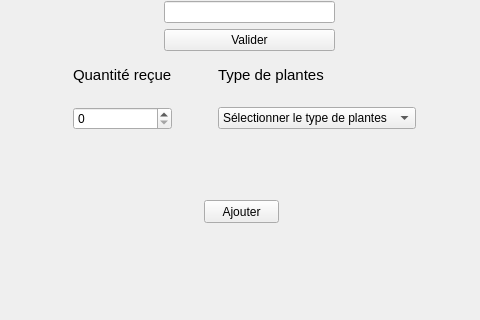
Qt form fenetre.ui (khylpe/BTS-1ere-Annee-Guilbert-TP-Pepinieriste-CPP) before a commit; both pictures show x 156 to 636 and y 280 to 600 of the 800 by 600 pixel window.
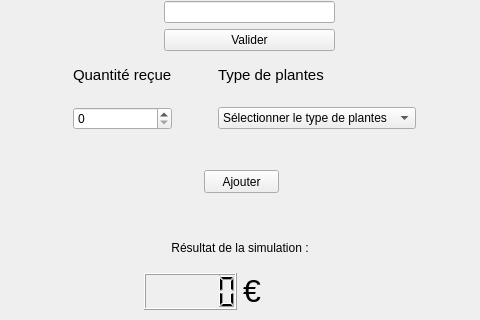
The same form after that commit.

The edit to the form file:
```diff
--- a/fenetre.ui
+++ b/fenetre.ui
@@ -213,7 +213,7 @@
    <property name="geometry">
     <rect>
      <x>360</x>
-     <y>480</y>
+     <y>450</y>
      <width>75</width>
      <height>23</height>
     </rect>
@@ -261,6 +261,35 @@
     </item>
    </layout>
   </widget>
+  <widget class="QWidget" name="gridLayoutWidget_3">
+   <property name="geometry">
+    <rect>
+     <x>300</x>
+     <y>510</y>
+     <width>192</width>
+     <height>80</height>
+    </rect>
+   </property>
+   <layout class="QGridLayout" name="gridLayout_5">
+    <item row="1" column="0">
+     <widget class="QLCDNumber" name="lcdNumberSimulationReseult"/>
+    </item>
+    <item row="1" column="1">
+     <widget class="QLabel" name="labelEuro">
+      <property name="text">
+       <string>&lt;html&gt;&lt;head/&gt;&lt;body&gt;&lt;p&gt;&lt;span style=&quot; font-size:24pt;&quot;&gt;€&lt;/span&gt;&lt;/p&gt;&lt;/body&gt;&lt;/html&gt;</string>
+      </property>
+     </widget>
+    </item>
+    <item row="0" column="0" colspan="2">
+     <widget class="QLabel" name="labelSimulation">
+      <property name="text">
+       <string>&lt;html&gt;&lt;head/&gt;&lt;body&gt;&lt;p align=&quot;center&quot;&gt;Résultat de la simulation :&lt;/p&gt;&lt;/body&gt;&lt;/html&gt;</string>
+      </property>
+     </widget>
+    </item>
+   </layout>
+  </widget>
  </widget>
  <resources/>
  <connections/>
```
